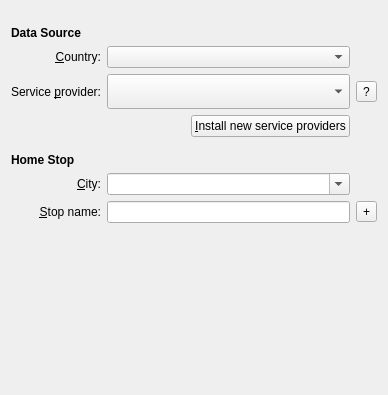
KDE/publictransport, file applet/publicTransportConfig.ui: the form before one commit.
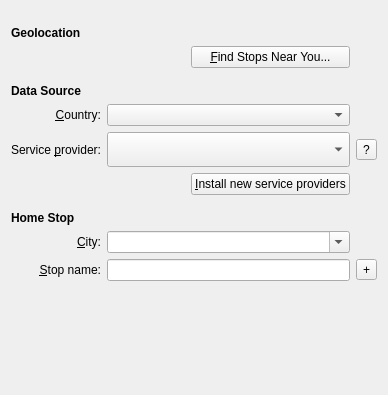
The form after the commit. Custom widgets are drawn as their Qt base class.

Patch:
```diff
--- a/applet/publicTransportConfig.ui
+++ b/applet/publicTransportConfig.ui
@@ -20,7 +20,7 @@
    <enum>Qt::LeftToRight</enum>
   </property>
   <layout class="QGridLayout" name="gridLayout">
-   <item row="10" column="0" colspan="4">
+   <item row="13" column="0" colspan="4">
     <spacer name="verticalSpacer_3">
      <property name="orientation">
       <enum>Qt::Vertical</enum>
@@ -36,7 +36,7 @@
      </property>
     </spacer>
    </item>
-   <item row="11" column="0" colspan="4">
+   <item row="14" column="0" colspan="4">
     <widget class="QLabel" name="lblHomeStop">
      <property name="font">
       <font>
@@ -50,7 +50,7 @@
      </property>
     </widget>
    </item>
-   <item row="12" column="1" colspan="2">
+   <item row="15" column="1" colspan="2">
     <widget class="KComboBox" name="city">
      <property name="sizePolicy">
       <sizepolicy hsizetype="Expanding" vsizetype="Fixed">
@@ -63,7 +63,7 @@
      </property>
     </widget>
    </item>
-   <item row="13" column="1" colspan="2">
+   <item row="16" column="1" colspan="2">
     <widget class="KLineEdit" name="stop">
      <property name="enabled">
       <bool>true</bool>
@@ -76,7 +76,7 @@
      </property>
     </widget>
    </item>
-   <item row="12" column="0">
+   <item row="15" column="0">
     <widget class="QLabel" name="lblCity">
      <property name="text">
       <string>&amp;City:</string>
@@ -89,7 +89,7 @@
      </property>
     </widget>
    </item>
-   <item row="13" column="0">
+   <item row="16" column="0">
     <widget class="QLabel" name="lblStop">
      <property name="text">
       <string>&amp;Stop name:</string>
@@ -102,7 +102,7 @@
      </property>
     </widget>
    </item>
-   <item row="7" column="1" colspan="2">
+   <item row="10" column="1" colspan="2">
     <widget class="KComboBox" name="serviceProvider">
      <property name="sizePolicy">
       <sizepolicy hsizetype="MinimumExpanding" vsizetype="Fixed">
@@ -129,7 +129,7 @@
      </property>
     </widget>
    </item>
-   <item row="7" column="3">
+   <item row="10" column="3">
     <widget class="QToolButton" name="btnServiceProviderInfo">
      <property name="toolTip">
       <string>Show information about the current service provider.</string>
@@ -139,7 +139,7 @@
      </property>
     </widget>
    </item>
-   <item row="5" column="0">
+   <item row="8" column="0">
     <widget class="QLabel" name="lblLocation">
      <property name="text">
       <string>&amp;Country:</string>
@@ -152,14 +152,14 @@
      </property>
     </widget>
    </item>
-   <item row="5" column="1" colspan="2">
+   <item row="8" column="1" colspan="2">
     <widget class="QComboBox" name="location">
      <property name="whatsThis">
       <string>The country the stop / station / airport is in.</string>
      </property>
     </widget>
    </item>
-   <item row="3" column="0" colspan="4">
+   <item row="6" column="0" colspan="4">
     <widget class="QLabel" name="lblDataSource_2">
      <property name="font">
       <font>
@@ -173,7 +173,7 @@
      </property>
     </widget>
    </item>
-   <item row="7" column="0">
+   <item row="10" column="0">
     <widget class="QLabel" name="lblServiceProvider">
      <property name="text">
       <string>Service &amp;provider:</string>
@@ -202,14 +202,14 @@
      </property>
     </spacer>
    </item>
-   <item row="9" column="2">
+   <item row="12" column="2">
     <widget class="KPushButton" name="downloadServiceProviders">
      <property name="text">
       <string>&amp;Install new service providers</string>
      </property>
     </widget>
    </item>
-   <item row="14" column="0" colspan="4">
+   <item row="17" column="0" colspan="4">
     <spacer name="vSpacer">
      <property name="orientation">
       <enum>Qt::Vertical</enum>
@@ -222,7 +222,7 @@
      </property>
     </spacer>
    </item>
-   <item row="13" column="3">
+   <item row="16" column="3">
     <widget class="QToolButton" name="btnAddStop">
      <property name="toolTip">
       <string>Add another stop</string>
@@ -235,6 +235,43 @@
      </property>
     </widget>
    </item>
+   <item row="3" column="0" colspan="4">
+    <widget class="QLabel" name="lblDataSource_3">
+     <property name="font">
+      <font>
+       <weight>75</weight>
+       <italic>false</italic>
+       <bold>true</bold>
+      </font>
+     </property>
+     <property name="text">
+      <string>Geolocation</string>
+     </property>
+    </widget>
+   </item>
+   <item row="5" column="0" colspan="4">
+    <spacer name="verticalSpacer_4">
+     <property name="orientation">
+      <enum>Qt::Vertical</enum>
+     </property>
+     <property name="sizeType">
+      <enum>QSizePolicy::Fixed</enum>
+     </property>
+     <property name="sizeHint" stdset="0">
+      <size>
+       <width>64</width>
+       <height>10</height>
+      </size>
+     </property>
+    </spacer>
+   </item>
+   <item row="4" column="2">
+    <widget class="KPushButton" name="geolocate">
+     <property name="text">
+      <string>&amp;Find Stops Near You...</string>
+     </property>
+    </widget>
+   </item>
   </layout>
  </widget>
  <customwidgets>
```
